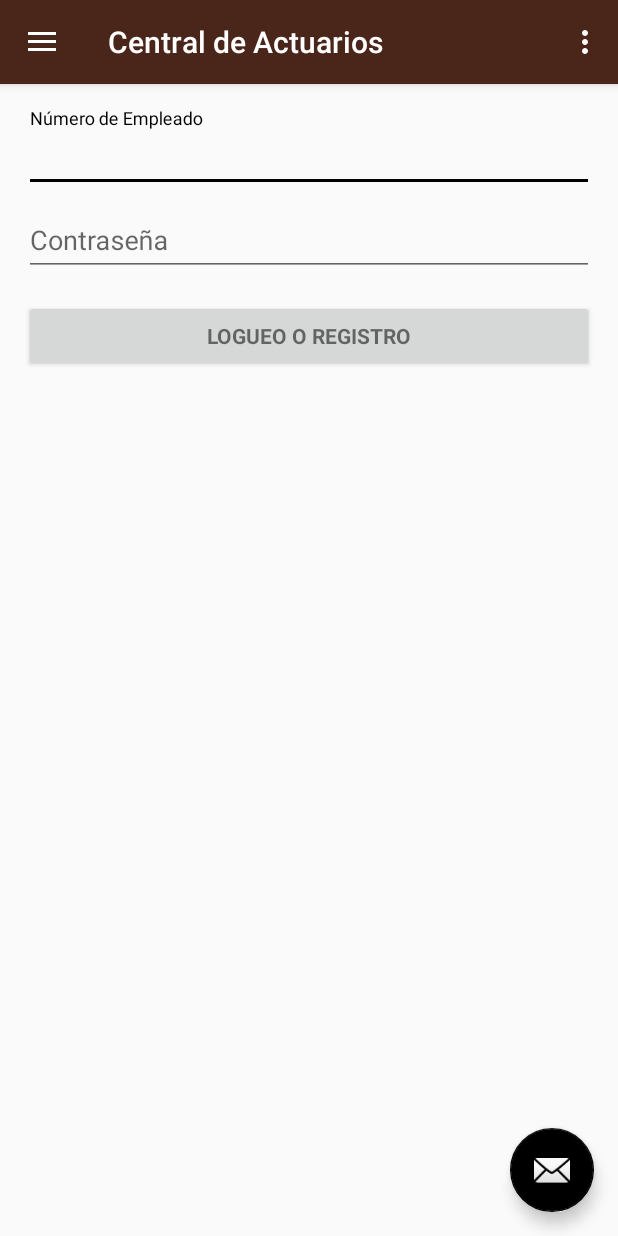
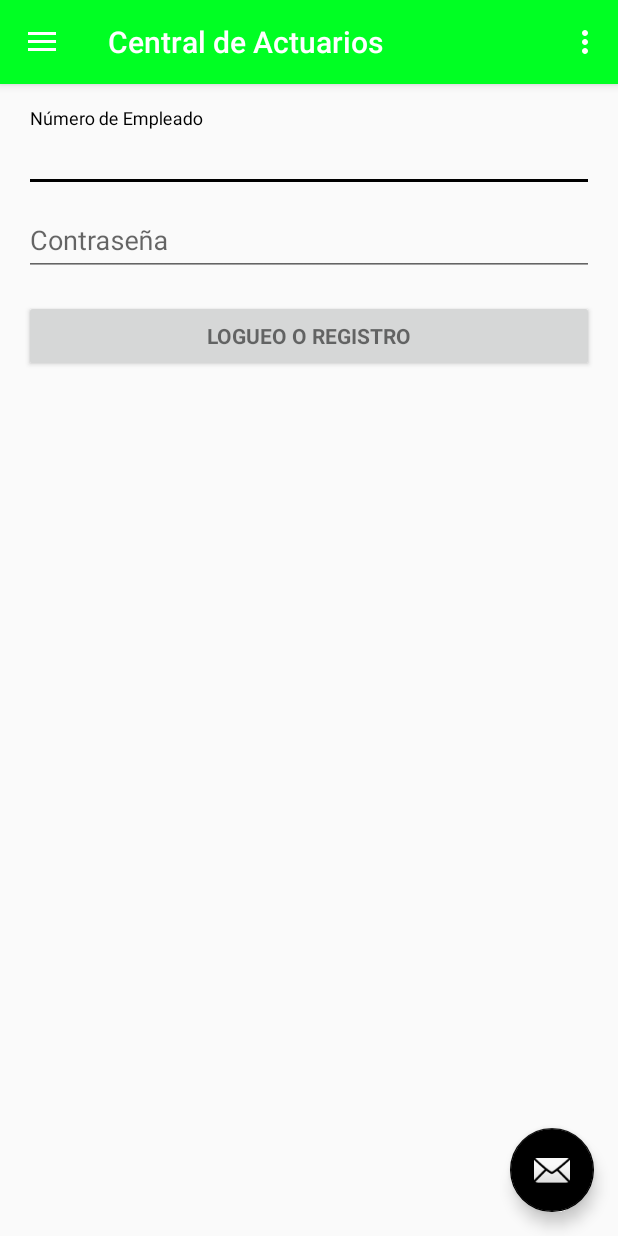
Before and after one commit to idarh/CentralActuarios, an Android app: the screen it shows after launch (MainActivity), on a phone screen of 412 x 824 dp. Run offline under Robolectric (Android 15) with nearby library versions, the phone set to English and light mode, and no system bars.

Commit message:
cambio de color de prueba

```diff
--- a/app/src/main/res/values/colors.xml
+++ b/app/src/main/res/values/colors.xml
@@ -1,6 +1,6 @@
 <?xml version="1.0" encoding="utf-8"?>
 <resources>
-    <color name="colorPrimary">#4A261A</color>
-    <color name="colorPrimaryDark">#422217</color>
+    <color name="colorPrimary">#00ff23</color>
+    <color name="colorPrimaryDark">#66ff44</color>
     <color name="colorAccent">#000000</color>
 </resources>
```
